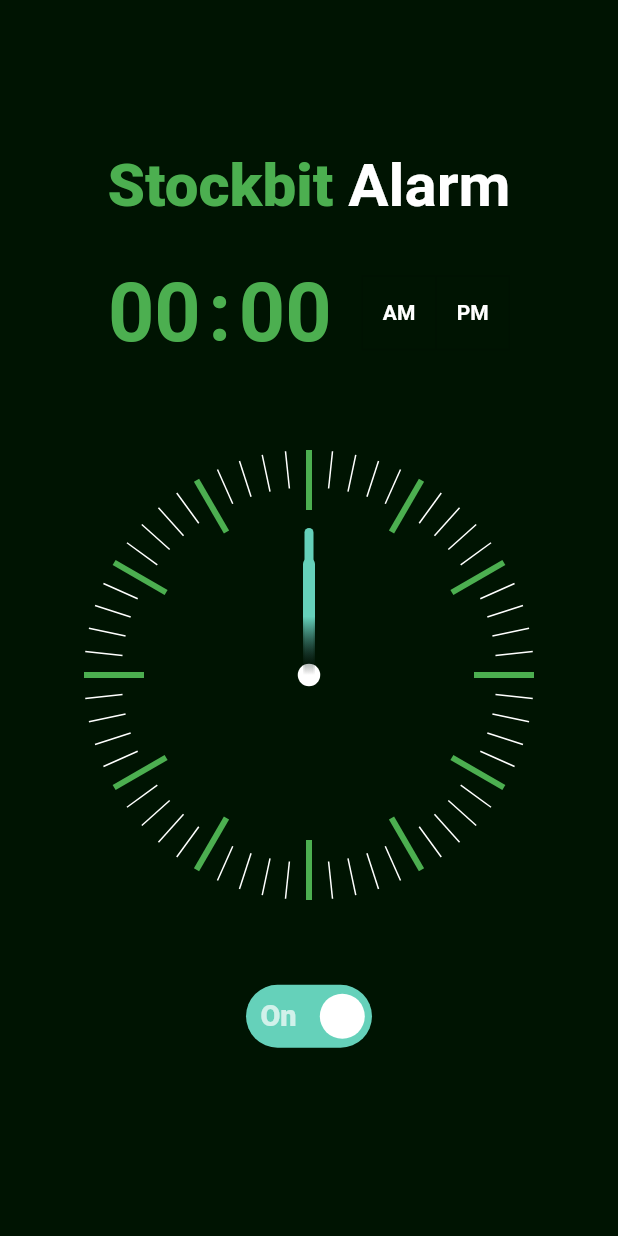
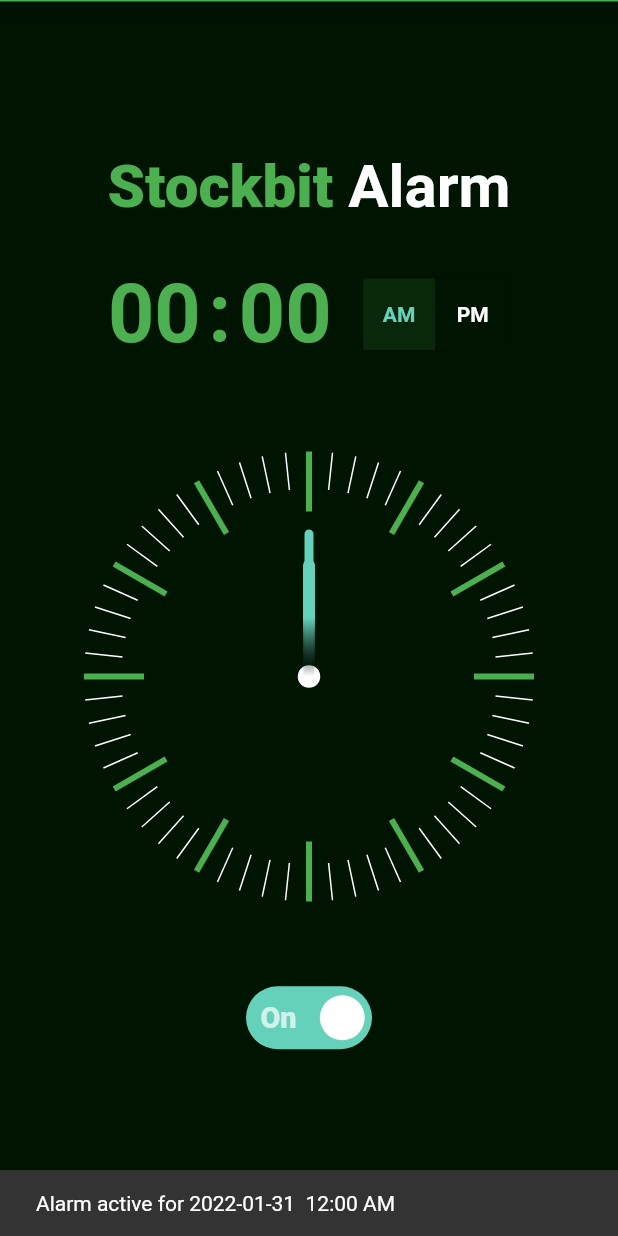
Before and after one commit to gempurbayu/flutter_alarm, a Flutter app: the screen it shows after launch, after a tap on "Off", on a phone screen of 412 x 824 dp. Run offline on Flutter 3.47's test engine with Material 2 defaults, Android fonts, the phone set to English and light mode, and no system bars; drawn by our look-alikes of flutter_switch; our stand-ins replace bloc, charts_flutter, flutter_bloc, flutter_local_notifications, rxdart, timezone.

Commit message:
create notification & chart

```diff
--- a/lib/clock/hand_hour.dart
+++ b/lib/clock/hand_hour.dart
@@ -1,3 +1,5 @@
+// ignore_for_file: prefer_const_constructors
+
 import 'dart:math';
 
 import 'package:flutter/material.dart';
--- a/lib/main.dart
+++ b/lib/main.dart
@@ -3,12 +3,14 @@
 
 import 'package:flutter/material.dart';
 import 'package:flutter_bloc/flutter_bloc.dart';
+import 'package:timezone/data/latest.dart' as tz;
 
 import './bloc/hour/h_bloc.dart';
 import './bloc/minute/m_bloc.dart';
 import './screen/home.dart';
 
 void main() {
+  tz.initializeTimeZones();
   runApp(MultiBlocProvider(providers: [
     BlocProvider<HourBloc>(
       create: (context) => HourBloc(),
--- /dev/null
+++ b/lib/notification.dart
@@ -0,0 +1,61 @@
+// ignore_for_file: prefer_const_constructors
+
+import 'package:flutter_local_notifications/flutter_local_notifications.dart';
+import 'package:rxdart/subjects.dart';
+import 'package:timezone/timezone.dart' as tz;
+
+class Notif {
+  static final _notifications = FlutterLocalNotificationsPlugin();
+  static final onNotification = BehaviorSubject<String?>();
+
+  static Future init({bool initScheduled = false}) async {
+    final android = AndroidInitializationSettings('@mipmap/ic_launcher');
+    final ios = IOSInitializationSettings();
+    final initializationSettings =
+        InitializationSettings(android: android, iOS: ios);
+    await _notifications.initialize(
+      initializationSettings,
+      onSelectNotification: (payload) async {
+        onNotification.add(payload);
+      },
+    );
+  }
+
+  static Future showNotificationSchedule({
+    int id = 0,
+    String? title,
+    String? body,
+    String? payload,
+    required DateTime scheduleDate,
+  }) async =>
+      _notifications.zonedSchedule(
+          id,
+          title,
+          body,
+          tz.TZDateTime.from(scheduleDate, tz.local),
+          await notificationDetails(),
+          payload: payload,
+          androidAllowWhileIdle: true,
+          uiLocalNotificationDateInterpretation:
+              UILocalNotificationDateInterpretation.absoluteTime);
+
+  static Future notificationDetails() async {
+    const sound = 'audio_alarm.wav';
+    return NotificationDetails(
+        android: AndroidNotificationDetails(
+          'channel id 3',
+          'channelName',
+          channelDescription: 'your other channel description',
+          importance: Importance.max,
+          priority: Priority.high,
+          playSound: true,
+          sound: RawResourceAndroidNotificationSound('audio_alarm'),
+          enableVibration: true,
+        ),
+        iOS: IOSNotificationDetails(
+          sound: sound,
+        ));
+  }
+
+  static void cancel() => _notifications.cancelAll();
+}
--- a/lib/screen/home.dart
+++ b/lib/screen/home.dart
@@ -5,10 +5,15 @@
 import 'package:flutter/material.dart';
 import 'package:flutter_switch/flutter_switch.dart';
 import 'package:flutter_bloc/flutter_bloc.dart';
+import 'package:intl/intl.dart';
+import 'package:charts_flutter/flutter.dart' as charts;
+
 
 import '../clock/clock.dart';
 import '../bloc/hour/h_bloc.dart';
 import '../bloc/minute/m_bloc.dart';
+import '../notification.dart';
+import '../charts.dart';
 
 class Home extends StatefulWidget {
   const Home({Key? key}) : super(key: key);
@@ -26,10 +31,74 @@
   String hour = '0';
   String minute = '0';
 
+  @override
+  void initState() {
+    super.initState();
+    Notif.init();
+    listenNotification();
+    isSelected[0] = true;
+  }
+
+  void listenNotification() =>
+      Notif.onNotification.stream.listen(onClickNotification);
+
+  void onClickNotification(String? payload) {
+    showModalBottomSheet<void>(
+      shape: RoundedRectangleBorder(
+        borderRadius: BorderRadius.circular(10.0),
+      ),
+      context: context,
+      builder: (BuildContext context) {
+        return SingleChildScrollView(
+          child: BCharts(
+            data: [
+              TimeOpen(
+                payload,
+                DateTime.now().difference(DateTime.parse(payload!)).inSeconds,
+                charts.ColorUtil.fromDartColor(
+                  Color(0xff65D1BA),
+                ),
+              )
+            ],
+          ),
+        );
+      },
+    );
+  }
+
+  void showSnackBar() {
+    String formattedDate = DateFormat('yyyy-MM-dd  hh:mm a').format(
+      setDateTime(),
+    );
+    ScaffoldMessenger.of(context).showSnackBar(
+      SnackBar(
+        content: Text('Alarm active for $formattedDate'),
+      ),
+    );
+  }
+
+  DateTime setDateTime() {
+    DateTime now = DateTime.now();
+    return DateTime(
+        now.year,
+        now.month,
+        now.hour > (isAM ? int.parse(hour) : int.parse(hour) + 12)
+            ? now.day + 1
+            : now.hour == (isAM ? int.parse(hour) : int.parse(hour) + 12) &&
+                    now.minute >= int.parse(minute) &&
+                    now.second > 0
+                ? now.day + 1
+                : now.day,
+        isAM? int.parse(hour) : int.parse(hour) + 12,
+        int.parse(minute));
+  }
+
 
   @override
   Widget build(BuildContext context) {
     return Scaffold(
+      appBar: PreferredSize(preferredSize: Size.fromHeight(1),
+      child: AppBar(),),
       backgroundColor: Color(0xff001402),
       body: Column(
         children: [
@@ -163,9 +232,21 @@
                       setState(() {
                         isOn = value;
                         if (isOn) {
-                          Text("Your Alarm is On");
+                          Notif.showNotificationSchedule(
+                              title: 'Alarm App',
+                              body: 'Your alarm is active',
+                              payload: setDateTime().toString(),
+                              scheduleDate: setDateTime());
+                          Future.delayed(
+                              Duration(
+                                  seconds: setDateTime()
+                                      .difference(DateTime.now())
+                                      .inSeconds), () {
+                            isOn = false;
+                          });
+                          showSnackBar();
                         } else {
-                          Text("Your Alarm is Off");
+                          Notif.cancel();
                         }
                       });
                     }
```
Also changed, not shown: lib/charts.dart (added, +55 -0 lines).
